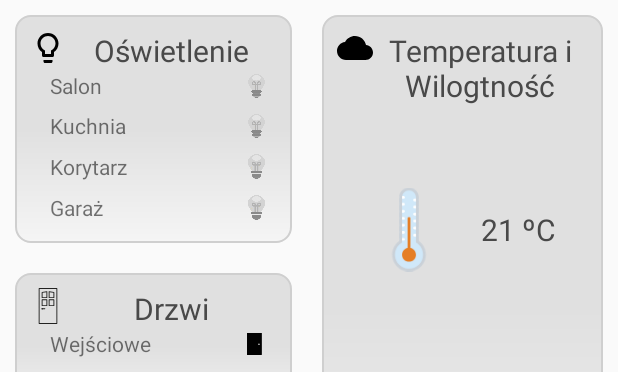
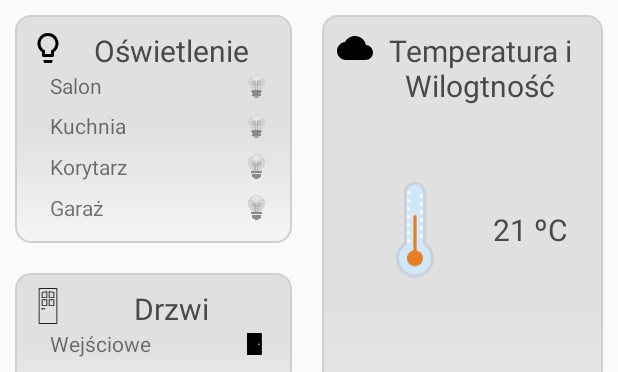
Before and after one commit to marcinkozikowski/SmartPiHome, an Android app: the layout fragment_home.xml on its own in the app's theme, with its tools: preview values and no code run, on a phone screen of 412 x 824 dp. Shown: the top 372 px of the screen. Run offline under Robolectric (Android 15) with nearby library versions, the phone set to English and light mode, and no system bars.

Commit message:
Home fragment solved problem with temperature degree symbol

```diff
--- a/app/src/main/java/fragment/HomeFragment.java
+++ b/app/src/main/java/fragment/HomeFragment.java
@@ -103,7 +103,7 @@ public class HomeFragment extends Fragment {
             playPouseSong = (ImageView)v.findViewById(R.id.NowPlayingImgHome);
             seekBar = (SeekBar)v.findViewById(R.id.ProgresBar_SeekBar);
 
-            tempTextView.setText(mParam1 + " ºC");
+            tempTextView.setText(mParam1);
             huminidityTextView.setText(mParam2 + " %");
             System.out.println(mParam1+"\t"+mParam2);
             getSeekBarStatus();
--- a/app/src/main/res/layout/fragment_home.xml
+++ b/app/src/main/res/layout/fragment_home.xml
@@ -413,7 +413,7 @@
                         <ImageView
                             android:layout_width="wrap_content"
                             android:layout_height="match_parent"
-                            android:layout_weight="2"
+                            android:layout_weight="3"
                             android:padding="@dimen/border_padding"
                             android:layout_gravity="center"
                             android:layout_margin="@dimen/layout_margin"
@@ -424,9 +424,16 @@
                             android:textColor="@color/headerTextColor"
                             android:textSize="@dimen/header_text_size"
                             android:layout_gravity="center"
+                            android:id="@+id/TemperatureTextView"
+                            android:text="21"/>
+                        <TextView
+                            android:layout_width="wrap_content"
+                            android:layout_height="wrap_content"
+                            android:textColor="@color/headerTextColor"
+                            android:textSize="@dimen/header_text_size"
+                            android:layout_gravity="center"
                             android:layout_weight="1"
-                            android:id="@+id/TemperatureTextView"
-                            android:text="21 ºC "/>
+                            android:text=" ºC"/>
                     </LinearLayout>
 
                     <LinearLayout
```
